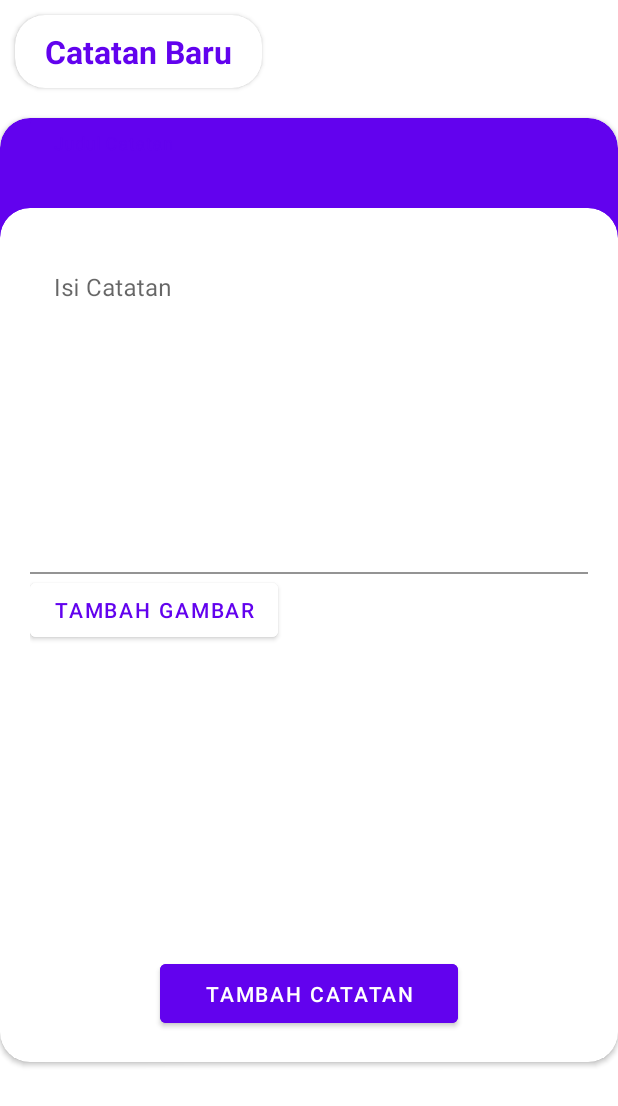
After one commit to muhwyndhamhp/riwayat_android, an Android app: the InputNoteActivity screen opened directly, with no data from a screen before it, on a phone screen of 412 x 824 dp. The commit adds this screen. Shown: the top 1106 px of the screen. Run offline under Robolectric (Android 15) with nearby library versions, the phone set to English and light mode, and no system bars; our stand-ins replace Firebase (no records; nobody signed in at launch, a user with empty details on screens opened directly), Room's generated code; libraries missing offline, so code that uses them is left out: com.opensooq.supernova, id.zelory.compressor; 2 statements that could not run were skipped.

Commit message:
finishing implementation for inserting new case note

```diff
--- a/app/src/main/AndroidManifest.xml
+++ b/app/src/main/AndroidManifest.xml
@@ -17,7 +17,8 @@
         android:supportsRtl="true"
         android:theme="@style/AppTheme"
         tools:ignore="GoogleAppIndexingWarning">
-        <activity android:name=".ui.CaseDetailActivity"></activity>
+        <activity android:name=".ui.InputNoteActivity"></activity>
+        <activity android:name=".ui.CaseDetailActivity" />
         <activity android:name=".ui.EditCaseActivity" />
         <activity android:name=".ui.CaseListActivity" />
         <!--
--- a/app/src/main/java/io/muhwyndhamhp/riwayat/helper/FirebaseHelper.kt
+++ b/app/src/main/java/io/muhwyndhamhp/riwayat/helper/FirebaseHelper.kt
@@ -4,8 +4,10 @@ import androidx.lifecycle.LiveData
 import androidx.lifecycle.MutableLiveData
 import com.google.firebase.database.DataSnapshot
 import io.muhwyndhamhp.riwayat.model.Case
+import io.muhwyndhamhp.riwayat.model.CaseNote
 import io.muhwyndhamhp.riwayat.model.Member
 import io.muhwyndhamhp.riwayat.utils.Constants
+import java.io.File
 
 interface FirebaseHelper {
     fun uploadMember(member: Member) : MutableLiveData<Constants.Companion.FirebaseUploadStatus>
@@ -25,4 +27,8 @@ interface FirebaseHelper {
     fun getAllCaseFromServer() : MutableLiveData<DataSnapshot?>
 
     fun getCaseChildListener() : MutableLiveData<Pair<String, DataSnapshot>?>
+
+    fun uploadImage(imageList : MutableList<File>) : MutableLiveData<String>
+
+    fun uploadCaseNote(caseNote: CaseNote) : MutableLiveData<Constants.Companion.FirebaseUploadStatus>
 }
--- a/app/src/main/java/io/muhwyndhamhp/riwayat/model/Case.kt
+++ b/app/src/main/java/io/muhwyndhamhp/riwayat/model/Case.kt
@@ -20,5 +20,5 @@ data class Case (
     var daftarSaksi : List<String> = mutableListOf(),
     @ColumnInfo(name = "hasil_lidik") var hasilLidik: String = "",
     @ColumnInfo(name="petugas") var petugas: String = "Anonim",
-    @Ignore var caseNotes: List<CaseNote> = mutableListOf()
+    @Ignore var caseNotes: Map<String, CaseNote> = mapOf< String, CaseNote>()
 )
--- /dev/null
+++ b/app/src/main/java/io/muhwyndhamhp/riwayat/ui/InputNoteActivity.kt
@@ -0,0 +1,160 @@
+package io.muhwyndhamhp.riwayat.ui
+
+import android.content.Intent
+import android.os.Bundle
+import android.view.View
+import android.view.WindowManager
+import android.widget.ImageButton
+import android.widget.ImageView
+import android.widget.Toast
+import androidx.appcompat.app.AppCompatActivity
+import androidx.lifecycle.Observer
+import androidx.lifecycle.ViewModelProvider
+import com.bumptech.glide.Glide
+import com.google.firebase.auth.FirebaseAuth
+import com.opensooq.supernova.gligar.GligarPicker
+import io.muhwyndhamhp.riwayat.R
+import io.muhwyndhamhp.riwayat.model.Case
+import io.muhwyndhamhp.riwayat.model.CaseNote
+import io.muhwyndhamhp.riwayat.model.Member
+import io.muhwyndhamhp.riwayat.utils.Constants.Companion.GLIGAR_PICKER
+import io.muhwyndhamhp.riwayat.utils.Constants.Companion.NOMOR_LP
+import io.muhwyndhamhp.riwayat.viewmodel.InputNoteViewModel
+import kotlinx.android.synthetic.main.activity_input_note.*
+
+class InputNoteActivity : AppCompatActivity() {
+
+    private var imageLocalRefList: MutableList<String> = mutableListOf()
+    private lateinit var ivList: List<ImageView>
+    private lateinit var ibList: List<ImageButton>
+    private lateinit var viewModel: InputNoteViewModel
+    private lateinit var currentCase: Case
+    private lateinit var currentMember: Member
+
+    override fun onCreate(savedInstanceState: Bundle?) {
+        super.onCreate(savedInstanceState)
+        setContentView(R.layout.activity_input_note)
+
+        viewModel = ViewModelProvider(this).get(InputNoteViewModel::class.java)
+
+        getCaseFromIntent()
+        getCurrentUser()
+        ivList = listOf(iv_1, iv_2, iv_3, iv_4, iv_5, iv_6)
+        ibList = listOf(ib_1, ib_2, ib_3, ib_4, ib_5, ib_6)
+        initiateImagePicker()
+        setNoteUploadProcess()
+    }
+
+    private fun getCurrentUser() {
+        viewModel.getCurrentUser(
+            FirebaseAuth.getInstance().currentUser!!.phoneNumber!!.replace(
+                "+62",
+                "0"
+            )
+        )!!.observe(this, Observer {
+            currentMember = it
+        })
+    }
+
+    private fun getCaseFromIntent() {
+        val nomorLP = intent.extras!!.getString(NOMOR_LP)
+        viewModel.getCase(nomorLP!!)!!.observe(this, Observer {
+            currentCase = it
+        })
+    }
+
+    private fun setNoteUploadProcess() {
+        bt_add_note.setOnClickListener {
+            if (eT_title_note.text.toString().trim { it <= ' ' }
+                    .isNotEmpty()) {
+                if (et_body_note.text.toString().trim { it <= ' ' }
+                        .isNotEmpty() || imageLocalRefList.isNotEmpty()) {
+                    window.setFlags(
+                        WindowManager.LayoutParams.FLAG_NOT_TOUCHABLE,
+                        WindowManager.LayoutParams.FLAG_NOT_TOUCHABLE);
+                    progress_upload.visibility = View.VISIBLE
+
+                    if(imageLocalRefList.isNotEmpty())
+                    {
+                        viewModel.uploadImages(imageLocalRefList, this, this)
+                            .observe(this, Observer { downloadURLs ->
+                                if (downloadURLs.isNotEmpty()) {
+                                    val caseNote = CaseNote(
+                                        System.currentTimeMillis(),
+                                        currentCase.nomorLP,
+                                        eT_title_note.text.toString(),
+                                        et_body_note.text.toString(),
+                                        currentMember.memberName,
+                                        downloadURLs
+                                    )
+
+                                    viewModel.insertCaseNote(caseNote)
+                                    finish()
+                                }
+                            })
+                    }
+                    else {
+                        val caseNote = CaseNote(
+                            System.currentTimeMillis(),
+                            currentCase.nomorLP,
+                            eT_title_note.text.toString(),
+                            et_body_note.text.toString(),
+                            currentMember.memberName
+                        )
+                        viewModel.insertCaseNote(caseNote)
+                        finish()
+                    }
+                } else {
+                    showToast("Harus ada catatan / gambar yang dimuat!")
+                }
+            } else {
+                showToast("Kolom judul tidak boleh kosong!")
+            }
+
+        }
+    }
+
+    private fun showToast(message: String) {
+        val toast = Toast.makeText(this, message, Toast.LENGTH_LONG)
+        toast.show()
+    }
+
+    private fun initiateImagePicker() {
+        bt_add_image.setOnClickListener {
+            GligarPicker().requestCode(GLIGAR_PICKER).limit(6 - imageLocalRefList.size)
+                .withActivity(this).show()
+        }
+    }
+
+    override fun onActivityResult(requestCode: Int, resultCode: Int, data: Intent?) {
+        super.onActivityResult(requestCode, resultCode, data)
+        if (requestCode == GLIGAR_PICKER) {
+            val imagesList = data?.extras!!.getStringArray(GligarPicker.IMAGES_RESULT)
+            if (!imagesList.isNullOrEmpty()) {
+                imageLocalRefList.addAll(imagesList.toList())
+
+                if (imageLocalRefList.isNotEmpty()) {
+                    setImageAsset()
+                }
+            }
+        }
+    }
+
+    private fun setImageAsset() {
+        if (imageLocalRefList.size == 6) bt_add_image.visibility = View.INVISIBLE
+        else bt_add_image.visibility = View.VISIBLE
+        for (i in imageLocalRefList.indices) {
+            Glide.with(this).load(imageLocalRefList[i])
+                .into(ivList[i])
+            ivList[i].visibility = View.VISIBLE
+            ibList[i].visibility = View.VISIBLE
+            ibList[i].setOnClickListener {
+                imageLocalRefList.removeAt(i)
+                ivList[imageLocalRefList.lastIndex + 1].visibility = View.GONE
+                ibList[imageLocalRefList.lastIndex + 1].visibility = View.GONE
+                setImageAsset()
+            }
+        }
+
+    }
+}
--- a/app/src/main/java/io/muhwyndhamhp/riwayat/utils/Constants.kt
+++ b/app/src/main/java/io/muhwyndhamhp/riwayat/utils/Constants.kt
@@ -22,5 +22,7 @@ class Constants {
         const val CHILD_CHANGED = "CHILD_CHANGED"
         const val CHILD_ADDED = "CHILD_ADDED"
         const val CHILD_REMOVED = "CHILD_REMOVED"
+
+        const val GLIGAR_PICKER = 64353
     }
 }
--- a/app/src/main/res/layout/activity_case_detail.xml
+++ b/app/src/main/res/layout/activity_case_detail.xml
@@ -234,7 +234,7 @@
                     android:layout_height="wrap_content"
                     android:layout_marginStart="10dp"
                     android:backgroundTint="@color/white"
-                    android:text="delete"
+                    android:text="Hapus"
                     android:textColor="@color/colorAccent"
                     app:layout_constraintStart_toEndOf="@id/bt_edit_case"
                     app:layout_constraintTop_toTopOf="@id/bt_edit_case" />
--- /dev/null
+++ b/app/src/main/res/layout/activity_input_note.xml
@@ -0,0 +1,319 @@
+<?xml version="1.0" encoding="utf-8"?>
+
+<ScrollView xmlns:android="http://schemas.android.com/apk/res/android"
+    xmlns:app="http://schemas.android.com/apk/res-auto"
+    xmlns:tools="http://schemas.android.com/tools"
+    android:layout_width="match_parent"
+    android:layout_height="match_parent">
+
+    <androidx.constraintlayout.widget.ConstraintLayout
+
+        android:layout_width="match_parent"
+        android:layout_height="match_parent"
+        tools:context=".ui.InputNoteActivity">
+
+        <androidx.cardview.widget.CardView
+            android:id="@+id/cv_title"
+            android:layout_width="wrap_content"
+            android:layout_height="wrap_content"
+            android:layout_margin="10dp"
+            app:cardCornerRadius="20dp"
+            app:layout_constraintStart_toStartOf="parent"
+            app:layout_constraintTop_toTopOf="parent">
+
+            <TextView
+                android:layout_width="wrap_content"
+                android:layout_height="wrap_content"
+                android:paddingStart="20dp"
+                android:paddingTop="10dp"
+                android:paddingEnd="20dp"
+                android:paddingBottom="10dp"
+                android:text="Catatan Baru"
+                android:textColor="@color/colorAccent"
+                android:textSize="21sp"
+                android:textStyle="bold" />
+        </androidx.cardview.widget.CardView>
+
+        <ProgressBar
+            android:id="@+id/progress_upload"
+            android:layout_width="match_parent"
+            android:layout_height="wrap_content"
+            app:layout_constraintTop_toBottomOf="@id/cv_title"
+            style="@style/Widget.AppCompat.ProgressBar.Horizontal"
+            android:indeterminate="true"
+            android:visibility="invisible"/>
+        <androidx.cardview.widget.CardView
+            android:layout_width="match_parent"
+            android:layout_height="200dp"
+            android:layout_marginTop="20dp"
+            android:backgroundTint="@color/colorAccent"
+            app:cardCornerRadius="20dp"
+            app:layout_constraintTop_toBottomOf="@id/cv_title">
+
+            <com.google.android.material.textfield.TextInputLayout
+                android:layout_width="match_parent"
+                android:layout_height="wrap_content">
+
+                <com.google.android.material.textfield.TextInputEditText
+                    android:id="@+id/eT_title_note"
+                    android:layout_width="match_parent"
+                    android:layout_height="wrap_content"
+                    android:layout_marginStart="20dp"
+                    android:layout_marginEnd="20dp"
+                    android:backgroundTint="@color/colorAccent"
+                    android:hint="Judul Catatan"
+                    android:textColor="@color/white"
+                    android:textColorHint="@color/white" />
+            </com.google.android.material.textfield.TextInputLayout>
+        </androidx.cardview.widget.CardView>
+
+        <androidx.cardview.widget.CardView
+            android:layout_width="match_parent"
+            android:layout_height="wrap_content"
+            android:layout_marginTop="80dp"
+            android:layout_marginBottom="20dp"
+            android:backgroundTint="@color/white"
+            app:cardCornerRadius="20dp"
+            app:layout_constraintBottom_toBottomOf="parent"
+            app:layout_constraintTop_toBottomOf="@id/cv_title"
+            app:layout_constraintVertical_bias="0">
+
+            <LinearLayout
+                android:layout_width="match_parent"
+                android:layout_height="wrap_content"
+                android:layout_margin="20dp"
+                android:orientation="vertical">
+
+                <com.google.android.material.textfield.TextInputLayout
+                    android:layout_width="match_parent"
+                    android:layout_height="wrap_content">
+
+                    <com.google.android.material.textfield.TextInputEditText
+                        android:id="@+id/et_body_note"
+                        android:layout_width="match_parent"
+                        android:layout_height="wrap_content"
+                        android:backgroundTint="@color/white"
+                        android:gravity="start"
+                        android:hint="Isi Catatan"
+                        android:minLines="10"
+                        android:overScrollMode="always"
+                        android:scrollbarStyle="insideInset"
+                        android:scrollbars="vertical" />
+                </com.google.android.material.textfield.TextInputLayout>
+
+                <Button
+                    android:id="@+id/bt_add_image"
+                    android:layout_width="wrap_content"
+                    android:layout_height="0dp"
+                    android:layout_marginBottom="20dp"
+                    android:layout_weight="1"
+                    android:backgroundTint="@color/white"
+                    android:drawableStart="@drawable/ic_add_black_24dp"
+                    android:drawableTint="@color/colorAccent"
+                    android:text="Tambah Gambar"
+                    android:textColor="@color/colorAccent" />
+
+                <LinearLayout
+                    android:layout_width="match_parent"
+                    android:layout_height="wrap_content"
+                    android:orientation="horizontal">
+
+                    <androidx.constraintlayout.widget.ConstraintLayout
+                        android:layout_width="0dp"
+                        android:layout_height="80dp"
+                        android:layout_weight="1">
+
+                        <ImageView
+                            android:id="@+id/iv_1"
+                            android:layout_width="wrap_content"
+                            android:layout_height="match_parent"
+                            android:background="@color/white"
+                            android:src="@drawable/ic_curanmor"
+                            android:visibility="gone"
+                            app:layout_constraintDimensionRatio="1:1"
+                            app:layout_constraintStart_toStartOf="parent"
+                            app:layout_constraintTop_toTopOf="parent" />
+
+                        <ImageButton
+                            android:id="@+id/ib_1"
+                            android:layout_width="wrap_content"
+                            android:layout_height="wrap_content"
+                            android:backgroundTint="#aa000000"
+                            android:src="@drawable/ic_delete_forever_black_24dp"
+                            android:tint="@color/white"
+                            android:visibility="gone"
+                            app:layout_constraintBottom_toBottomOf="parent"
+                            app:layout_constraintEnd_toEndOf="parent" />
+                    </androidx.constraintlayout.widget.ConstraintLayout>
+
+                    <androidx.constraintlayout.widget.ConstraintLayout
+                        android:layout_width="0dp"
+                        android:layout_height="80dp"
+                        android:layout_weight="1">
+
+                        <ImageView
+                            android:id="@+id/iv_2"
+                            android:layout_width="wrap_content"
+                            android:layout_height="match_parent"
+                            android:background="@color/white"
+                            android:src="@drawable/ic_curanmor"
+                            android:visibility="gone"
+                            app:layout_constraintDimensionRatio="1:1"
+                            app:layout_constraintStart_toStartOf="parent"
+                            app:layout_constraintTop_toTopOf="parent" />
+
+                        <ImageButton
+                            android:id="@+id/ib_2"
+                            android:layout_width="wrap_content"
+                            android:layout_height="wrap_content"
+                            android:backgroundTint="#aa000000"
+                            android:src="@drawable/ic_delete_forever_black_24dp"
+                            android:tint="@color/white"
+                            android:visibility="gone"
+                            app:layout_constraintBottom_toBottomOf="parent"
+                            app:layout_constraintEnd_toEndOf="parent" />
+
+                    </androidx.constraintlayout.widget.ConstraintLayout>
+
+                    <androidx.constraintlayout.widget.ConstraintLayout
+                        android:layout_width="0dp"
+                        android:layout_height="80dp"
+                        android:layout_weight="1">
+
+                        <ImageView
+                            android:id="@+id/iv_3"
+                            android:layout_width="wrap_content"
+                            android:layout_height="match_parent"
+                            android:background="@color/white"
+                            android:src="@drawable/ic_curanmor"
+                            android:visibility="gone"
+                            app:layout_constraintDimensionRatio="1:1"
+                            app:layout_constraintStart_toStartOf="parent"
+                            app:layout_constraintTop_toTopOf="parent" />
+
+                        <ImageButton
+                            android:id="@+id/ib_3"
+                            android:layout_width="wrap_content"
+                            android:layout_height="wrap_content"
+                            android:backgroundTint="#aa000000"
+                            android:src="@drawable/ic_delete_forever_black_24dp"
+                            android:tint="@color/white"
+                            android:visibility="gone"
+                            app:layout_constraintBottom_toBottomOf="parent"
+                            app:layout_constraintEnd_toEndOf="parent" />
+
+                    </androidx.constraintlayout.widget.ConstraintLayout>
+                </LinearLayout>
+
+                <LinearLayout
+                    android:layout_width="match_parent"
+                    android:layout_height="wrap_content"
+                    android:layout_marginTop="10dp"
+                    android:orientation="horizontal">
+
+                    <androidx.constraintlayout.widget.ConstraintLayout
+                        android:layout_width="0dp"
+                        android:layout_height="80dp"
+                        android:layout_weight="1">
+
+                        <ImageView
+                            android:id="@+id/iv_4"
+                            android:layout_width="wrap_content"
+                            android:layout_height="match_parent"
+                            android:background="@color/white"
+                            android:src="@drawable/ic_curanmor"
+                            android:visibility="gone"
+                            app:layout_constraintDimensionRatio="1:1"
+                            app:layout_constraintStart_toStartOf="parent"
+                            app:layout_constraintTop_toTopOf="parent" />
+
+                        <ImageButton
+                            android:id="@+id/ib_4"
+                            android:layout_width="wrap_content"
+                            android:layout_height="wrap_content"
+                            android:backgroundTint="#aa000000"
+                            android:src="@drawable/ic_delete_forever_black_24dp"
+                            android:tint="@color/white"
+                            android:visibility="gone"
+                            app:layout_constraintBottom_toBottomOf="parent"
+                            app:layout_constraintEnd_toEndOf="parent" />
+
+                    </androidx.constraintlayout.widget.ConstraintLayout>
+
+                    <androidx.constraintlayout.widget.ConstraintLayout
+                        android:layout_width="0dp"
+                        android:layout_height="80dp"
+                        android:layout_weight="1">
+
+                        <ImageView
+                            android:id="@+id/iv_5"
+                            android:layout_width="wrap_content"
+                            android:layout_height="match_parent"
+                            android:background="@color/white"
+                            android:src="@drawable/ic_curanmor"
+                            android:visibility="gone"
+                            app:layout_constraintDimensionRatio="1:1"
+                            app:layout_constraintStart_toStartOf="parent"
+                            app:layout_constraintTop_toTopOf="parent" />
+
+                        <ImageButton
+                            android:id="@+id/ib_5"
+                            android:layout_width="wrap_content"
+                            android:layout_height="wrap_content"
+                            android:backgroundTint="#aa000000"
+                            android:src="@drawable/ic_delete_forever_black_24dp"
+                            android:tint="@color/white"
+                            android:visibility="gone"
+                            app:layout_constraintBottom_toBottomOf="parent"
+                            app:layout_constraintEnd_toEndOf="parent" />
+
+                    </androidx.constraintlayout.widget.ConstraintLayout>
+
+                    <androidx.constraintlayout.widget.ConstraintLayout
+                        android:layout_width="0dp"
+                        android:layout_height="80dp"
+                        android:layout_weight="1">
+
+                        <ImageView
+                            android:id="@+id/iv_6"
+                            android:layout_width="wrap_content"
+                            android:layout_height="match_parent"
+                            android:background="@color/white"
+                            android:src="@drawable/ic_curanmor"
+                            android:visibility="gone"
+                            app:layout_constraintDimensionRatio="1:1"
+                            app:layout_constraintStart_toStartOf="parent"
+                            app:layout_constraintTop_toTopOf="parent" />
+
+                        <ImageButton
+                            android:id="@+id/ib_6"
+                            android:layout_width="wrap_content"
+                            android:layout_height="wrap_content"
+                            android:backgroundTint="#aa000000"
+                            android:src="@drawable/ic_delete_forever_black_24dp"
+                            android:tint="@color/white"
+                            android:visibility="gone"
+                            app:layout_constraintBottom_toBottomOf="parent"
+                            app:layout_constraintEnd_toEndOf="parent" />
+
+                    </androidx.constraintlayout.widget.ConstraintLayout>
+                </LinearLayout>
+                <Button
+                    android:layout_marginTop="16dp"
+                    android:id="@+id/bt_add_note"
+                    android:layout_width="wrap_content"
+                    android:layout_height="0dp"
+                    android:paddingStart="30dp"
+                    android:paddingEnd="30dp"
+                    android:paddingTop="10dp"
+                    android:paddingBottom="10dp"
+                    android:layout_weight="1"
+                    android:backgroundTint="@color/colorAccent"
+                    android:text="Tambah Catatan"
+                    android:layout_gravity="center_horizontal"
+                    android:textColor="@color/white" />
+            </LinearLayout>
+        </androidx.cardview.widget.CardView>
+    </androidx.constraintlayout.widget.ConstraintLayout>
+
+</ScrollView>
--- a/app/src/main/res/layout/activity_manage_member.xml
+++ b/app/src/main/res/layout/activity_manage_member.xml
@@ -12,6 +12,7 @@
         app:layout_constraintStart_toStartOf="parent"
         android:layout_width="wrap_content"
         android:layout_height="wrap_content"
+        app:cardCornerRadius="20dp"
         android:layout_margin="10dp">
 
         <TextView
--- a/app/src/main/res/values/styles.xml
+++ b/app/src/main/res/values/styles.xml
@@ -1,9 +1,9 @@
 <resources>
 
     <!-- Base application theme. -->
-    <style name="AppTheme" parent="Theme.AppCompat.Light.NoActionBar">
+    <style name="AppTheme" parent="Theme.MaterialComponents.Light.NoActionBar">
         <!-- Customize your theme here. -->
-        <item name="colorPrimary">@color/white</item>
+        <item name="colorPrimary">@color/colorAccent</item>
         <item name="colorPrimaryDark">@color/colorPrimaryDark</item>
         <item name="colorAccent">@color/colorAccent</item>
         <item name="elevation">0dp</item>
```
Also changed, not shown: app/build.gradle (+8 -2 lines), app/src/main/java/io/muhwyndhamhp/riwayat/helper/FirebaseHelperImplementation.kt (+43 -0 lines), app/src/main/java/io/muhwyndhamhp/riwayat/repository/AppRepository.kt (+32 -4 lines), app/src/main/java/io/muhwyndhamhp/riwayat/ui/CaseDetailActivity.kt (+6 -3 lines), app/src/main/java/io/muhwyndhamhp/riwayat/viewmodel/InputNoteViewModel.kt (added, +58 -0 lines), app/src/main/res/layout/item_case.xml (+5 -4 lines).
